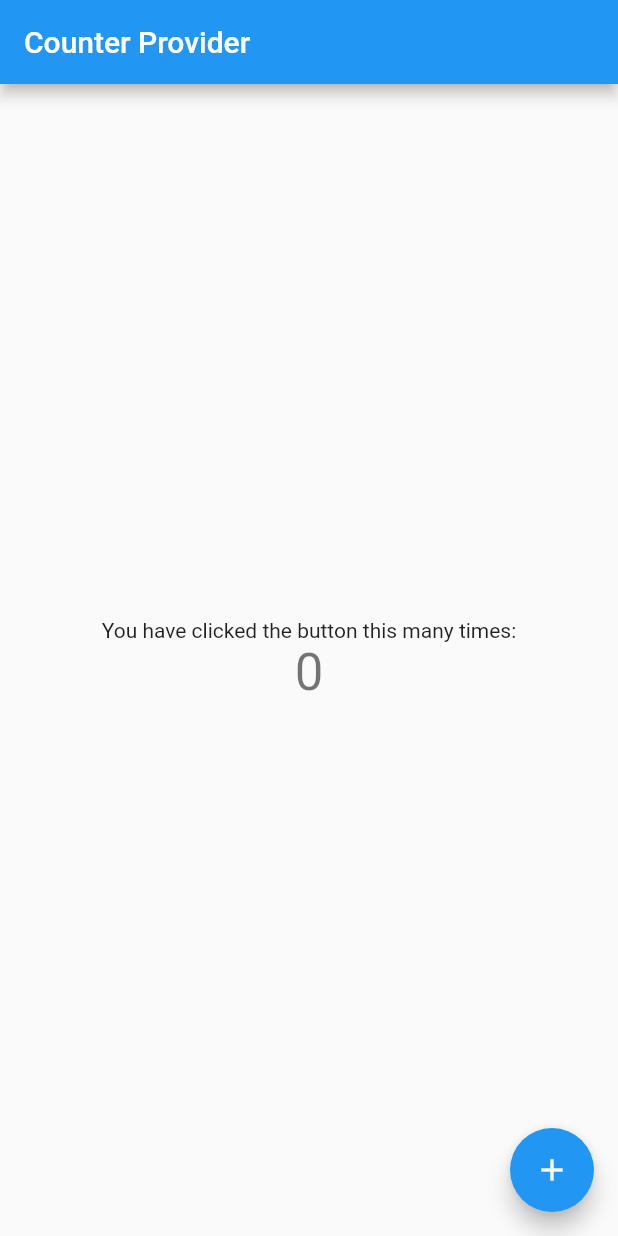
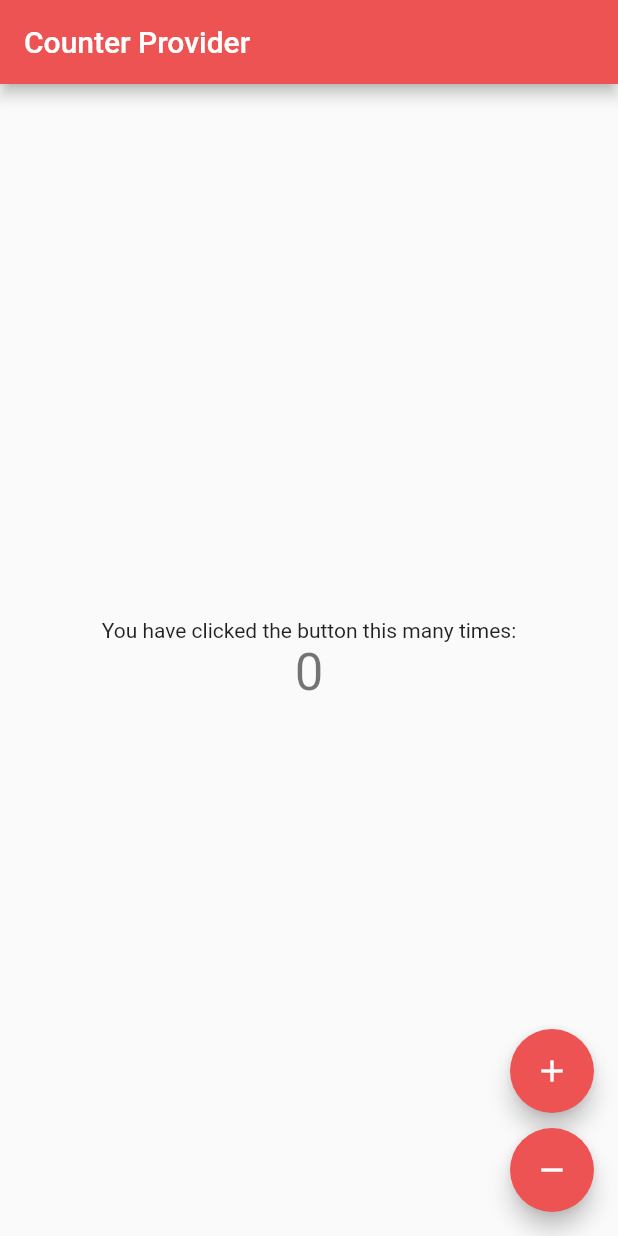
Before and after one commit to Snoy-Kuo/counter_provider, a Flutter app: the screen it shows after launch, on a phone screen of 412 x 824 dp. Run offline on Flutter 3.47's test engine with Material 2 defaults, Android fonts, the phone set to English and light mode, and no system bars.

Commit message:
result of all tries.

```diff
--- /dev/null
+++ b/lib/colors_util.dart
@@ -0,0 +1,22 @@
+//ref = https://medium.com/@filipvk/creating-a-custom-color-swatch-in-flutter-554bcdcb27f3
+import 'package:flutter/material.dart';
+
+MaterialColor createMaterialColor(Color color) {
+  List strengths = <double>[.05];
+  Map swatch = <int, Color>{};
+  final int r = color.red, g = color.green, b = color.blue;
+
+  for (int i = 1; i < 10; i++) {
+    strengths.add(0.1 * i);
+  }
+  strengths.forEach((strength) {
+    final double ds = 0.5 - strength;
+    swatch[(strength * 1000).round()] = Color.fromRGBO(
+      r + ((ds < 0 ? r : (255 - r)) * ds).round(),
+      g + ((ds < 0 ? g : (255 - g)) * ds).round(),
+      b + ((ds < 0 ? b : (255 - b)) * ds).round(),
+      1,
+    );
+  });
+  return MaterialColor(color.value, swatch);
+}
--- a/lib/main.dart
+++ b/lib/main.dart
@@ -1,5 +1,7 @@
 import 'package:flutter/material.dart';
 import 'package:provider/provider.dart';
+
+import 'colors_util.dart';
 
 void main() {
   runApp(
@@ -21,6 +23,11 @@ class Counter with ChangeNotifier {
     value += 1;
     notifyListeners();
   }
+
+  void decrement() {
+    value -= 1;
+    notifyListeners();
+  }
 }
 
 class MyApp extends StatelessWidget {
@@ -29,7 +36,7 @@ class MyApp extends StatelessWidget {
     return MaterialApp(
       title: 'Counter provider',
       theme: ThemeData(
-        primarySwatch: Colors.blue,
+        primarySwatch: createMaterialColor(Color(0xFFEE5354)),
         visualDensity: VisualDensity.adaptivePlatformDensity,
       ),
       home: MyHomePage(title: 'Counter Provider'),
@@ -63,7 +70,12 @@ class MyHomePage extends StatelessWidget {
           ],
         ),
       ),
-      floatingActionButton: FloatingActionButton(
+      floatingActionButton: Column(
+        mainAxisAlignment: MainAxisAlignment.end,
+        crossAxisAlignment: CrossAxisAlignment.end,
+        children: <Widget>[
+          FloatingActionButton(
+            key: Key('main_increment_fab'),
             onPressed: () {
               var counter = context.read<Counter>();
               counter.increment();
@@ -71,6 +83,18 @@ class MyHomePage extends StatelessWidget {
             tooltip: 'Increment',
             child: Icon(Icons.add),
           ),
+          const SizedBox(height: 10),
+          FloatingActionButton(
+            key: Key('main_decrement_fab'),
+            onPressed: () {
+              var counter = context.read<Counter>();
+              counter.decrement();
+            },
+            tooltip: 'Decrement',
+            child: Icon(Icons.remove),
+          ),
+        ],
+      ),
     );
   }
 }
```
Also changed, not shown: 1 other file. Lines whose indentation alone changed are shown as unchanged.
